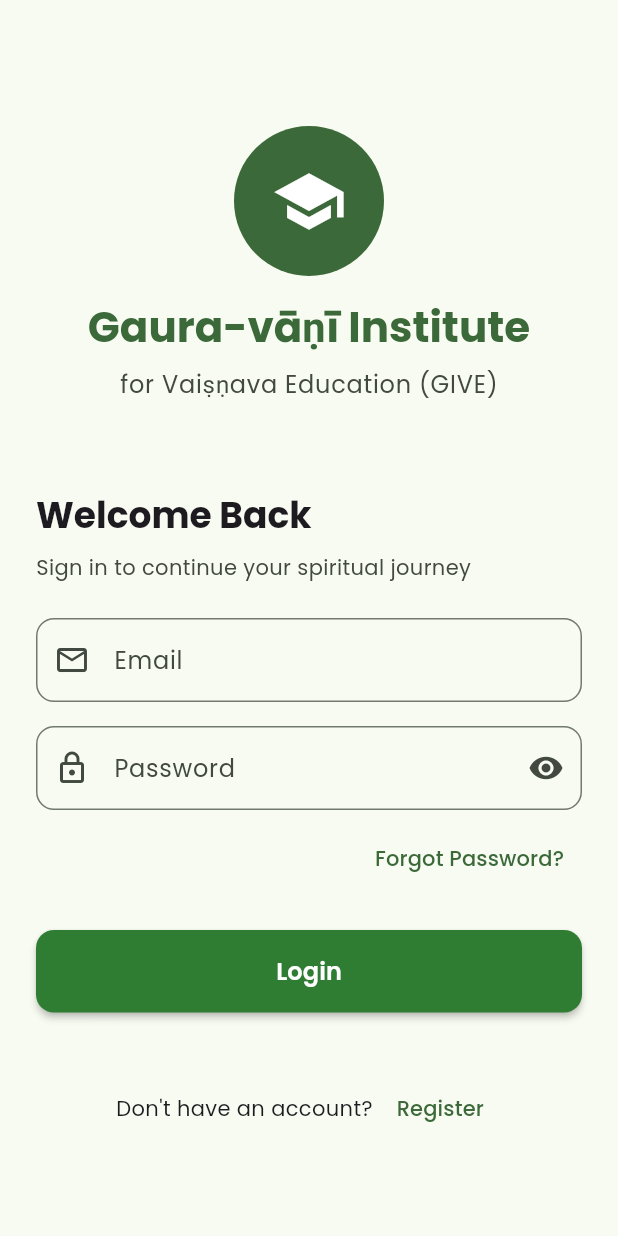
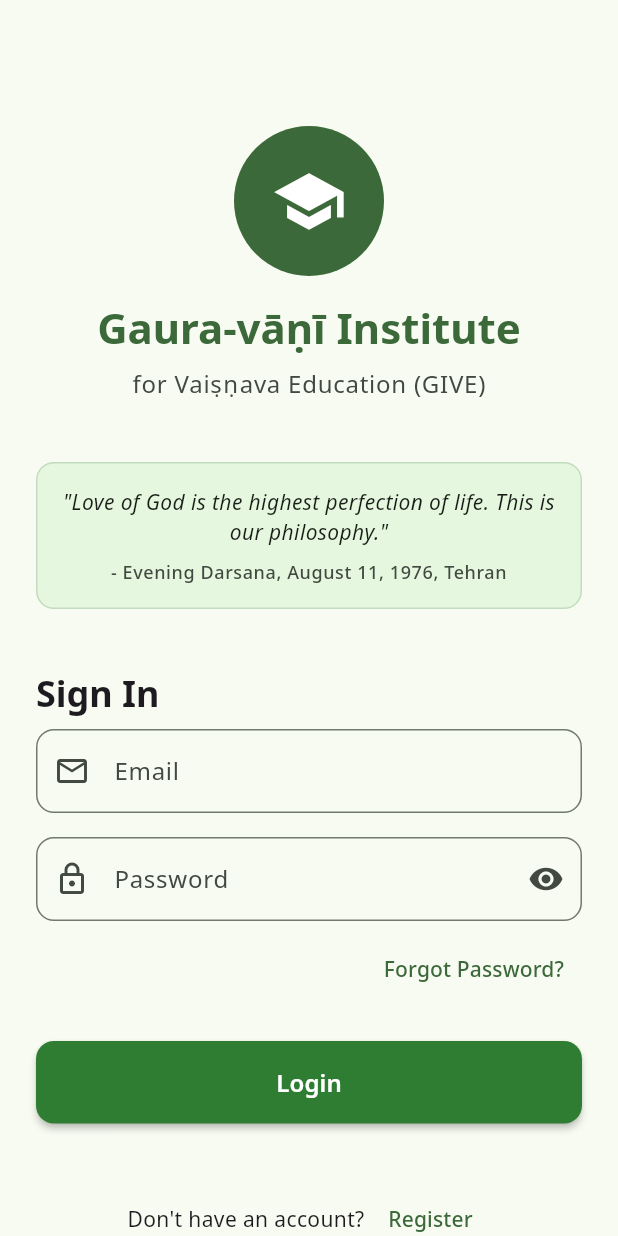
Before and after one commit to ItsArupSaha/give-app, a Flutter app: the screen it shows after launch, on a phone screen of 412 x 824 dp. Run offline on Flutter 3.47's test engine with Material 3 defaults, Android fonts, the light colour scheme and no system bars; our stand-ins replace cloud_firestore, country_code_picker, firebase_auth, firebase_core, firebase_storage, google_fonts; accounts and stored records are empty.

Commit message:
minor fixes

```diff
--- a/lib/main.dart
+++ b/lib/main.dart
@@ -41,7 +41,7 @@
                 seedColor: const Color(AppColors.primaryColorValue),
                 brightness: Brightness.light,
               ),
-              textTheme: GoogleFonts.poppinsTextTheme(),
+              textTheme: GoogleFonts.notoSansTextTheme(), // Supports Devanagari
               appBarTheme: const AppBarTheme(
                 centerTitle: true,
                 elevation: 0,
@@ -111,8 +111,10 @@
   @override
   void initState() {
     super.initState();
-    // Initialize user authentication state when app starts
-    widget.userProvider.initializeUser();
+    // Initialize user authentication state after the build phase
+    WidgetsBinding.instance.addPostFrameCallback((_) {
+      widget.userProvider.initializeUser();
+    });
   }
 
   @override
--- a/lib/providers/user_provider.dart
+++ b/lib/providers/user_provider.dart
@@ -66,21 +66,17 @@
   }) async {
     _setLoading(true);
     try {
-      _currentUser = await _authService.registerWithEmailAndPassword(
+      await _authService.registerWithEmailAndPassword(
         email: email,
         password: password,
         name: name,
         whatsappNumber: whatsappNumber,
         role: role,
       );
-      if (_currentUser != null) {
-        _clearError();
-        notifyListeners();
-        return true;
-      } else {
-        _setError('Registration failed');
-        return false;
-      }
+      // Don't set current user - user needs to sign in manually
+      _clearError();
+      notifyListeners();
+      return true;
     } catch (e) {
       _setError(e.toString());
       return false;
--- a/lib/screens/auth/login_screen.dart
+++ b/lib/screens/auth/login_screen.dart
@@ -70,23 +70,55 @@
                     ),
                   ],
                 ),
-                const SizedBox(height: 60),
+                const SizedBox(height: 40),
+
+                // Spiritual Quote
+                Container(
+                  width: double.infinity,
+                  padding: const EdgeInsets.all(AppConstants.defaultPadding),
+                  decoration: BoxDecoration(
+                    color: Theme.of(context).colorScheme.primaryContainer.withValues(alpha: 0.3),
+                    borderRadius: BorderRadius.circular(AppConstants.borderRadius),
+                    border: Border.all(
+                      color: Theme.of(context).colorScheme.primary.withValues(alpha: 0.2),
+                      width: 1,
+                    ),
+                  ),
+                  child: Column(
+                    children: [
+
+                      Text(
+                        '"Love of God is the highest perfection of life. This is our philosophy."',
+                        style: Theme.of(context).textTheme.bodyMedium?.copyWith(
+                          fontStyle: FontStyle.italic,
+                          color: Theme.of(context).colorScheme.onSurface,
+                          height: 1.4,
+                        ),
+                        textAlign: TextAlign.center,
+                      ),
+                      const SizedBox(height: AppConstants.smallPadding),
+                      Text(
+                        '- Evening Darsana, August 11, 1976, Tehran',
+                        style: Theme.of(context).textTheme.bodySmall?.copyWith(
+                          color: Theme.of(context).colorScheme.onSurfaceVariant,
+                          fontWeight: FontWeight.w500,
+                        ),
+                        textAlign: TextAlign.center,
+                      ),
+                    ],
+                  ),
+                ),
+                const SizedBox(height: 40),
 
                 // Login Form
                 Text(
-                  'Welcome Back',
+                  'Sign In',
                   style: Theme.of(context).textTheme.headlineSmall?.copyWith(
                     fontWeight: FontWeight.bold,
                   ),
                 ),
                 const SizedBox(height: AppConstants.smallPadding),
-                Text(
-                  'Sign in to continue your spiritual journey',
-                  style: Theme.of(context).textTheme.bodyMedium?.copyWith(
-                    color: Theme.of(context).colorScheme.onSurfaceVariant,
-                  ),
-                ),
-                const SizedBox(height: AppConstants.largePadding),
+
 
                 // Email Field
                 TextFormField(
--- a/lib/services/auth_service.dart
+++ b/lib/services/auth_service.dart
@@ -86,6 +86,9 @@
             .collection('users')
             .doc(result.user!.uid)
             .set(newUser.toFirestore());
+
+        // Sign out the user immediately after registration
+        await _auth.signOut();
 
         return newUser;
       }
```
